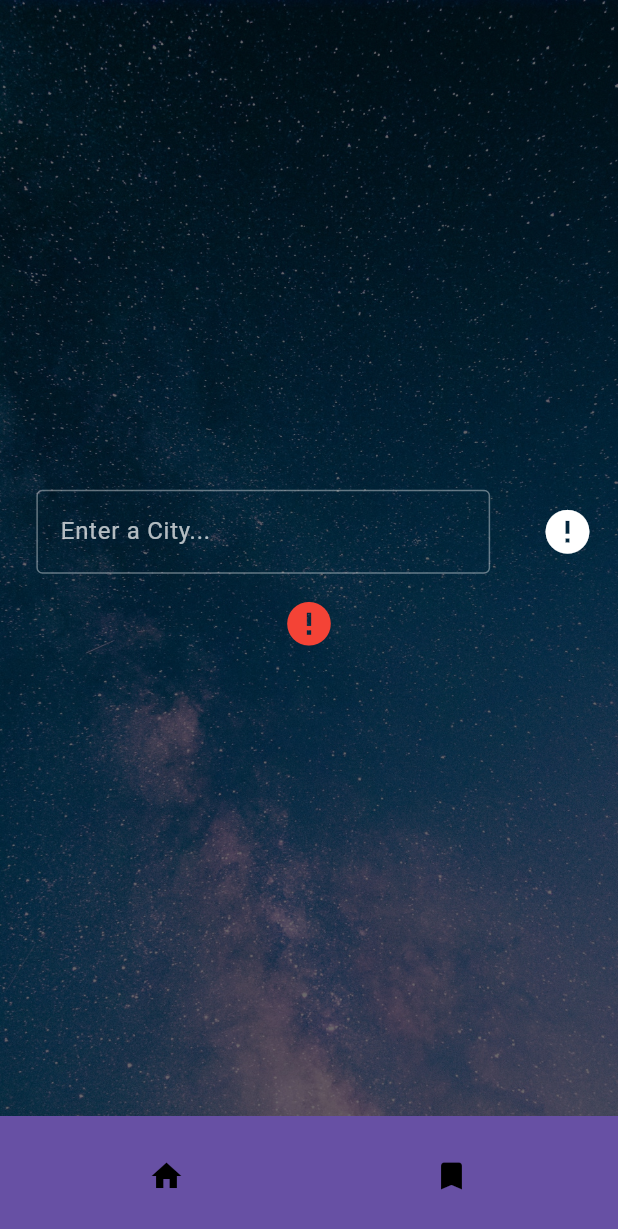
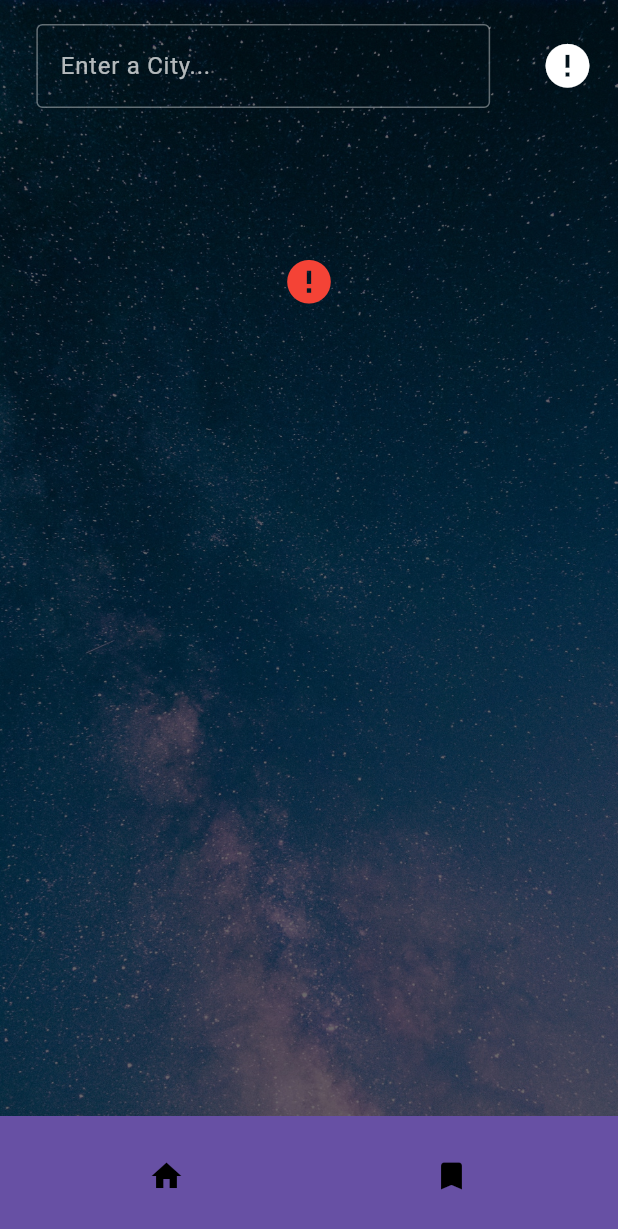
Before and after one commit to Amirhoseinzadeh/Flow_Weather, a Flutter app: the screen it shows after launch, on a phone screen of 412 x 824 dp. Shown: the top 1229 px of the screen. Run offline on Flutter 3.47's test engine with Material 3 defaults, Android fonts, the phone set to English and light mode, and no system bars; drawn by our look-alikes of flutter_typeahead; our stand-ins replace bloc, dio, equatable, floor, flutter_bloc, get_it and 3 more; accounts and stored records are empty; generated files the repository leaves out were written again; network calls fail.

Commit message:
second commit

```diff
--- a/lib/features/weather_feature/presentation/screens/home_screen.dart
+++ b/lib/features/weather_feature/presentation/screens/home_screen.dart
@@ -87,10 +87,10 @@ class _HomeScreenState extends State<HomeScreen>
     });
 
     return SafeArea(
-      child: Column(
-        mainAxisAlignment: MainAxisAlignment.center,
+      child: ListView( // جایگزین Column با ListView برای اسکرول همه محتوا
+        physics: const BouncingScrollPhysics(), // برای اسکرول نرم‌تر
         children: [
-          // SizedBox(height: height * 0.01),
+          // سرچ باکس داخل ListView
           Padding(
             padding: EdgeInsets.symmetric(horizontal: width * 0.02),
             child: Row(
@@ -206,7 +206,10 @@ class _HomeScreenState extends State<HomeScreen>
                 previous.fwStatus != current.fwStatus,
             builder: (context, state) {
               if (state.cwStatus is CwLoading) {
-                return const Expanded(child: DotLoadingWidget());
+                return const SizedBox(
+                  height: 200, // ارتفاع ثابت برای حالت لودینگ
+                  child: Center(child: DotLoadingWidget()),
+                );
               }
               if (state.cwStatus is CwCompleted) {
                 final cwComplete = state.cwStatus as CwCompleted;
@@ -227,8 +230,7 @@ class _HomeScreenState extends State<HomeScreen>
                   currentCityEntity.sys!.sunset,
                   currentCityEntity.timezone,
                 );
-                return Expanded(
-                  child: ListView(
+                return Column( // استفاده از Column به جای Expanded داخل ListView
                   children: [
                     SizedBox(
                       width: double.infinity,
@@ -373,10 +375,8 @@ class _HomeScreenState extends State<HomeScreen>
 
                           return Column(
                             children: [
-                                ForecastNextDaysWidget(forecastDays: forecast.days),
-                                const SizedBox(height: 20),
                               SizedBox(
-                                  height: 110,
+                                height: 100,
                                 child: ListView.builder(
                                   scrollDirection: Axis.horizontal,
                                   itemCount: forecast.hours.length,
@@ -389,9 +389,9 @@ class _HomeScreenState extends State<HomeScreen>
                                         mainAxisAlignment: MainAxisAlignment.center,
                                         children: [
                                           Text(timeLabel, style: const TextStyle(color: Colors.white70)),
-                                            const SizedBox(height: 6),
-                                            Image.asset(hour.conditionIcon, width: 50, height: 50),
-                                            const SizedBox(height: 6),
+                                          const SizedBox(height: 5),
+                                          Image.asset(hour.conditionIcon, width: 40, height: 40),
+                                          const SizedBox(height: 5),
                                           Text('${hour.temperature.round()}°',
                                               style: const TextStyle(color: Colors.white)),
                                         ],
@@ -400,13 +400,6 @@ class _HomeScreenState extends State<HomeScreen>
                                   },
                                 ),
                               ),
-                              ],
-                            );
-                          }
-                          return const SizedBox.shrink();
-                        },
-                      ),
-
                               Divider(color: Colors.white24, thickness: 2),
                               Padding(
                                 padding: const EdgeInsets.only(top: 8.0, bottom: 20),
@@ -447,12 +440,34 @@ class _HomeScreenState extends State<HomeScreen>
                                   ],
                                 ),
                               ),
+                              Center(
+                                child: Text(
+                                  "Weekly",
+                                  style: TextStyle(
+                                    color: Colors.white,
+                                    fontSize: 20,
+                                    fontWeight: FontWeight.w500,
+                                  ),
+                                ),
+                              ),
+                              ForecastNextDaysWidget(forecastDays: forecast.days),
+                              const SizedBox(height: 20),
                             ],
+                          );
+                        }
+                        return const SizedBox.shrink();
+                      },
                     ),
+                  ],
                 );
               }
               if (state.cwStatus is CwError) {
-                return const Icon(Icons.error, color: Colors.red, size: 35);
+                return const SizedBox(
+                  height: 200, // ارتفاع ثابت برای حالت خطا
+                  child: Center(
+                    child: Icon(Icons.error, color: Colors.red, size: 35),
+                  ),
+                );
               }
               return const SizedBox.shrink();
             },
@@ -488,6 +503,7 @@ class _HomeScreenState extends State<HomeScreen>
   @override
   bool get wantKeepAlive => true;
 }
+
 final dio = Dio();
 Future<LatLon> getCoordinatesFromCityName(String cityName) async {
   final response = await dio.get('https://geocoding-api.open-meteo.com/v1/search?name=$cityName');
--- a/lib/locator.dart
+++ b/lib/locator.dart
@@ -12,7 +12,6 @@ import 'package:flow_weather/features/weather_feature/data/data_source/remote/ap
 import 'package:flow_weather/features/weather_feature/data/repository/weather_repositoryimpl.dart';
 import 'package:flow_weather/features/weather_feature/domain/repository/weather_repository.dart';
 import 'package:flow_weather/features/weather_feature/domain/use_cases/get_current_weather_usecase.dart';
-import 'package:flow_weather/features/weather_feature/domain/use_cases/get_forecast_usecase.dart';
 import 'package:flow_weather/features/weather_feature/domain/use_cases/get_forecast_weather_usecase.dart';
 import 'package:flow_weather/features/weather_feature/presentation/bloc/home_bloc.dart';
 import 'package:get_it/get_it.dart';
```
Also changed, not shown: lib/features/weather_feature/domain/use_cases/get_forecast_usecase.dart (deleted, +0 -16 lines). Lines whose indentation alone changed are shown as unchanged.
